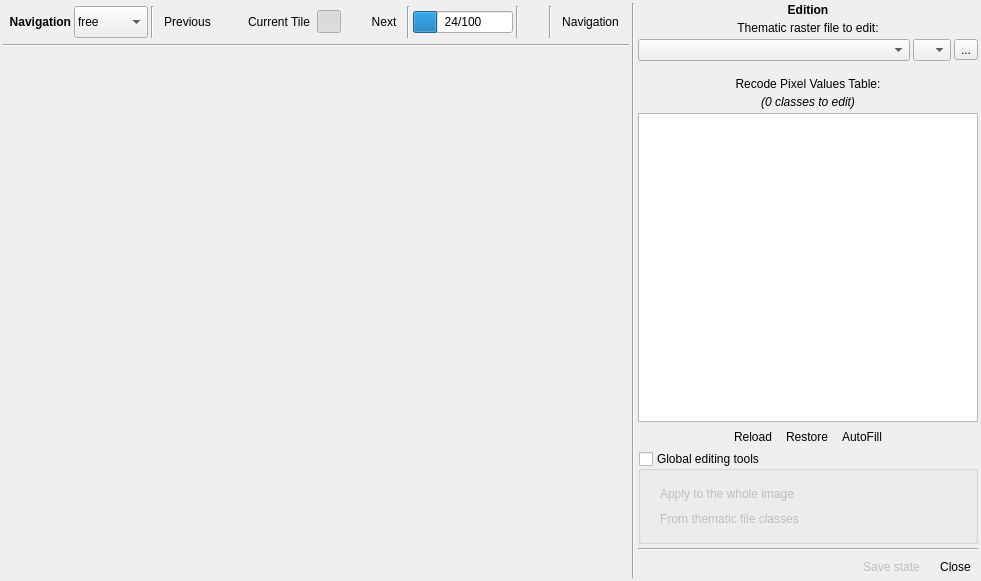
This is ui/main_dialog.ui in SMByC/ThRasE as Qt 5 draws it before an edit. The edited form follows.
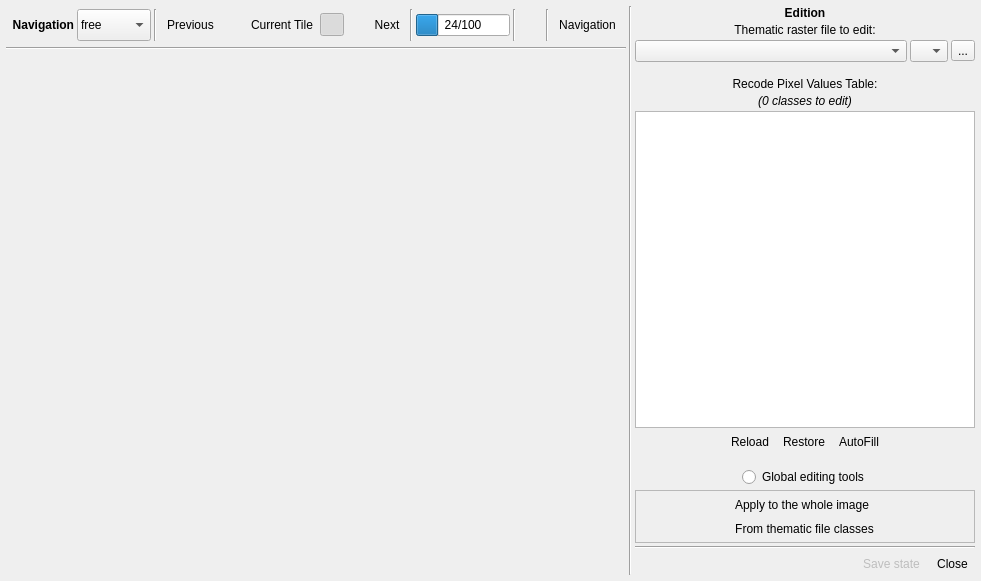
This is the edited form. Icons and pictures are not drawn. Custom widgets are drawn as their Qt base class.

Commit message: Several UI improvements for the global editing tool section

The edit to the form file:
```diff
--- a/ui/main_dialog.ui
+++ b/ui/main_dialog.ui
@@ -15,16 +15,16 @@
   </property>
   <layout class="QGridLayout" name="gridLayout">
    <property name="leftMargin">
-    <number>0</number>
+    <number>3</number>
    </property>
    <property name="topMargin">
-    <number>0</number>
+    <number>3</number>
    </property>
    <property name="rightMargin">
-    <number>0</number>
+    <number>3</number>
    </property>
    <property name="bottomMargin">
-    <number>0</number>
+    <number>3</number>
    </property>
    <property name="spacing">
     <number>0</number>
@@ -520,7 +520,7 @@
         </property>
         <layout class="QVBoxLayout" name="verticalLayout">
          <property name="spacing">
-          <number>4</number>
+          <number>3</number>
          </property>
          <property name="leftMargin">
           <number>0</number>
@@ -809,23 +809,81 @@
           </widget>
          </item>
          <item>
-          <widget class="QGroupBox" name="Widget_GlobalEditingTools">
-           <property name="title">
+          <spacer name="verticalSpacer_3">
+           <property name="orientation">
+            <enum>Qt::Vertical</enum>
+           </property>
+           <property name="sizeType">
+            <enum>QSizePolicy::Fixed</enum>
+           </property>
+           <property name="sizeHint" stdset="0">
+            <size>
+             <width>20</width>
+             <height>12</height>
+            </size>
+           </property>
+          </spacer>
+         </item>
+         <item>
+          <widget class="QWidget" name="widget_4" native="true">
+           <layout class="QHBoxLayout" name="horizontalLayout_7">
+            <property name="spacing">
+             <number>0</number>
+            </property>
+            <property name="leftMargin">
+             <number>0</number>
+            </property>
+            <property name="topMargin">
+             <number>0</number>
+            </property>
+            <property name="rightMargin">
+             <number>0</number>
+            </property>
+            <property name="bottomMargin">
+             <number>0</number>
+            </property>
+            <item>
+             <spacer name="horizontalSpacer">
+              <property name="orientation">
+               <enum>Qt::Horizontal</enum>
+              </property>
+              <property name="sizeHint" stdset="0">
+               <size>
+                <width>40</width>
+                <height>20</height>
+               </size>
+              </property>
+             </spacer>
+            </item>
+            <item>
+             <widget class="QRadioButton" name="Widget_GlobalEditingTools">
+              <property name="text">
             <string>Global editing tools</string>
            </property>
-           <property name="checkable">
-            <bool>true</bool>
-           </property>
-           <property name="checked">
-            <bool>false</bool>
-           </property>
-           <layout class="QVBoxLayout" name="verticalLayout_2">
+             </widget>
+            </item>
+            <item>
+             <spacer name="horizontalSpacer_5">
+              <property name="orientation">
+               <enum>Qt::Horizontal</enum>
+              </property>
+              <property name="sizeHint" stdset="0">
+               <size>
+                <width>40</width>
+                <height>20</height>
+               </size>
+              </property>
+             </spacer>
+            </item>
+           </layout>
+          </widget>
+         </item>
             <item>
-             <widget class="QWidget" name="QGBox_GlobalEditTools" native="true">
-              <layout class="QVBoxLayout" name="verticalLayout_3">
-               <property name="spacing">
-                <number>4</number>
-               </property>
+          <widget class="QFrame" name="QGBox_GlobalEditTools">
+           <property name="frameShape">
+            <enum>QFrame::StyledPanel</enum>
+           </property>
+           <layout class="QGridLayout" name="gridLayout_2">
                <property name="leftMargin">
                 <number>3</number>
                </property>
@@ -838,7 +896,10 @@
                <property name="bottomMargin">
                 <number>3</number>
                </property>
-               <item>
+            <property name="spacing">
+             <number>3</number>
+            </property>
+            <item row="0" column="0">
                 <widget class="QToolButton" name="QPBtn_ApplyWholeImage">
                  <property name="maximumSize">
                   <size>
@@ -867,7 +928,7 @@
                  </property>
                 </widget>
                </item>
-               <item>
+            <item row="1" column="0">
                 <widget class="QToolButton" name="QPBtn_ApplyFromThematicClasses">
                  <property name="maximumSize">
                   <size>
@@ -899,9 +960,6 @@
               </layout>
              </widget>
             </item>
-           </layout>
-          </widget>
-         </item>
          <item>
           <widget class="Line" name="line_3">
            <property name="orientation">
@@ -918,6 +976,9 @@
             </sizepolicy>
            </property>
            <layout class="QHBoxLayout" name="horizontalLayout">
+            <property name="spacing">
+             <number>3</number>
+            </property>
             <property name="leftMargin">
              <number>0</number>
             </property>
```
Left out of the diff: 8 changed lines with no effect on the pictures. Lines whose indentation alone changed are shown as unchanged.
